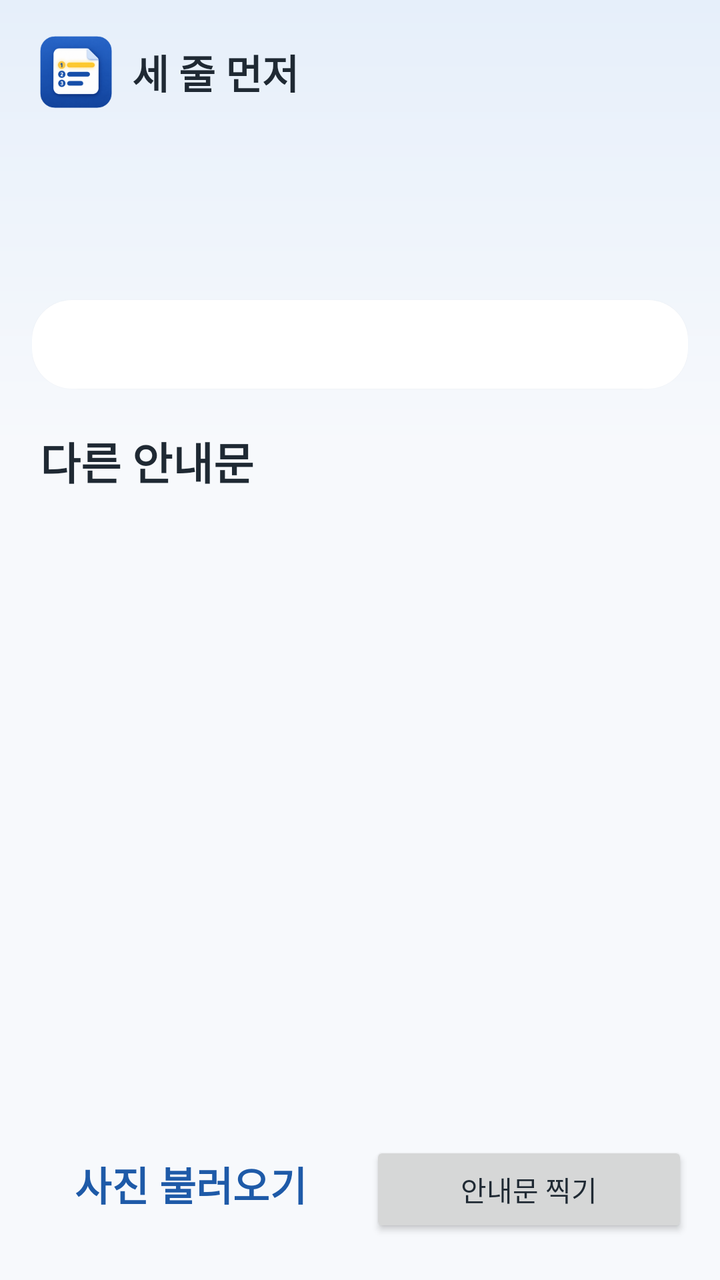
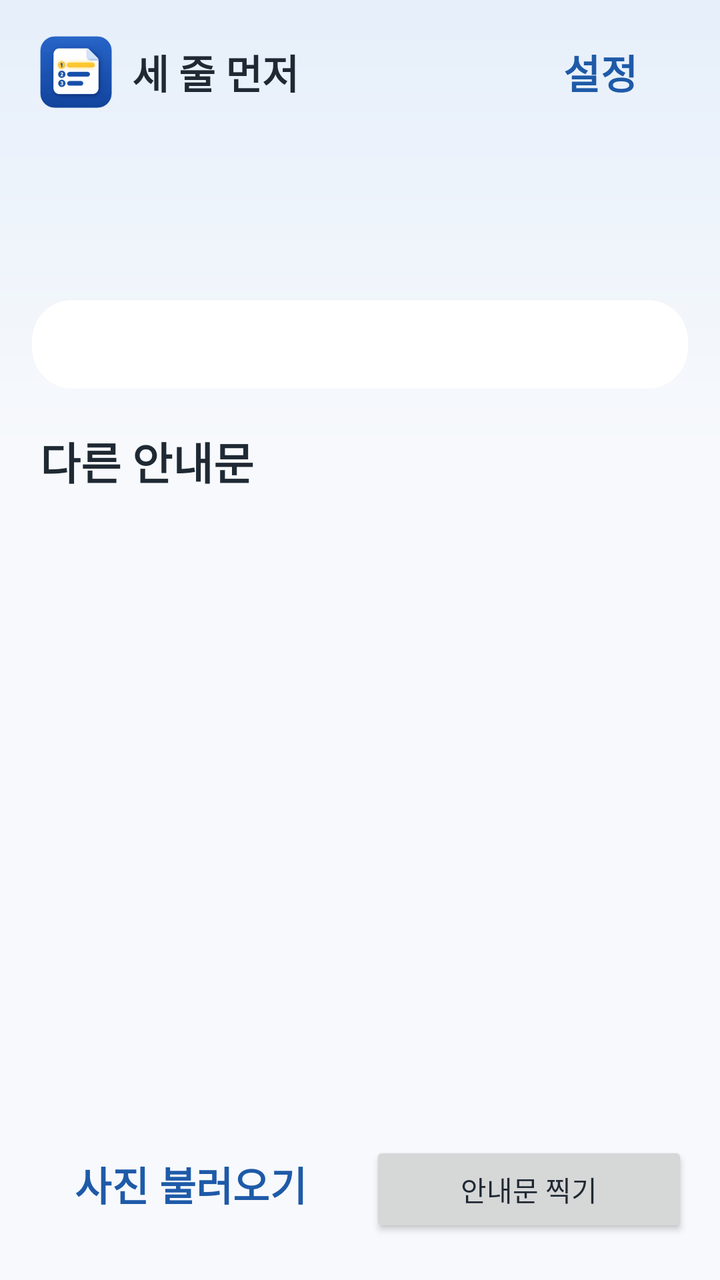

Before-and-after screenshots of an Android layout around one commit, followed by the original layout XML and the change that was made.
<!-- AndroidManifest.xml: application theme Theme.ThreeLinesFirst -->
<!-- res/layout/activity_main.xml -->
<?xml version="1.0" encoding="utf-8"?>
<LinearLayout xmlns:android="http://schemas.android.com/apk/res/android"
    xmlns:app="http://schemas.android.com/apk/res-auto"
    xmlns:tools="http://schemas.android.com/tools"
    android:id="@+id/main"
    android:layout_width="match_parent"
    android:layout_height="match_parent"
    android:background="@drawable/bg_screen"
    android:orientation="vertical"
    tools:context=".ui.MainActivity">

    <androidx.core.widget.NestedScrollView
        android:layout_width="match_parent"
        android:layout_height="0dp"
        android:layout_weight="1">

        <LinearLayout
            android:layout_width="match_parent"
            android:layout_height="wrap_content"
            android:orientation="vertical"
            android:paddingHorizontal="16dp"
            android:paddingTop="12dp"
            android:paddingBottom="16dp">

            <TextView
                android:layout_width="wrap_content"
                android:layout_height="wrap_content"
                android:drawablePadding="10dp"
                android:gravity="center_vertical"
                android:minHeight="@dimen/touch_min"
                android:paddingHorizontal="4dp"
                android:text="@string/app_name"
                android:textColor="@color/ink"
                android:textSize="@dimen/text_body"
                android:textStyle="bold"
                app:drawableStartCompat="@drawable/ic_logo" />

            <TextView
                android:id="@+id/txtGreeting"
                style="@style/Body"
                android:layout_marginTop="12dp"
                android:paddingHorizontal="4dp"
                android:textColor="@color/sub" />

            <TextView
                android:id="@+id/txtHeadline"
                android:layout_width="match_parent"
                android:layout_height="wrap_content"
                android:layout_marginTop="2dp"
                android:accessibilityHeading="true"
                android:lineSpacingExtra="2dp"
                android:paddingHorizontal="4dp"
                android:textColor="@color/ink"
                android:textSize="@dimen/text_title"
                android:textStyle="bold"
                tools:targetApi="28" />

            
            <com.google.android.material.card.MaterialCardView
                android:id="@+id/heroCard"
                android:layout_width="match_parent"
                android:layout_height="wrap_content"
                android:layout_marginTop="16dp"
                android:clickable="true"
                android:focusable="true"
                android:visibility="gone"
                app:cardCornerRadius="26dp"
                app:cardElevation="6dp">

                <LinearLayout
                    android:layout_width="match_parent"
                    android:layout_height="wrap_content"
                    android:background="@drawable/bg_hero"
                    android:orientation="vertical"
                    android:padding="20dp">

                    <TextView
                        android:layout_width="wrap_content"
                        android:layout_height="wrap_content"
                        android:background="@drawable/bg_pill_glass"
                        android:paddingHorizontal="12dp"
                        android:paddingVertical="4dp"
                        android:text="@string/hero_label"
                        android:textColor="@color/on_accent"
                        android:textSize="18sp"
                        android:textStyle="bold" />

                    <TextView
                        android:id="@+id/txtHeroTitle"
                        android:layout_width="match_parent"
                        android:layout_height="wrap_content"
                        android:layout_marginTop="10dp"
                        android:lineSpacingExtra="2dp"
                        android:textColor="@color/on_accent"
                        android:textSize="@dimen/text_summary"
                        android:textStyle="bold" />

                    <TextView
                        android:id="@+id/txtHeroWhen"
                        android:layout_width="match_parent"
                        android:layout_height="wrap_content"
                        android:layout_marginTop="4dp"
                        android:textColor="@color/on_accent"
                        android:textSize="@dimen/text_body" />

                    <TextView
                        android:layout_width="wrap_content"
                        android:layout_height="wrap_content"
                        android:layout_marginTop="14dp"
                        android:background="@drawable/bg_pill"
                        android:drawablePadding="4dp"
                        android:gravity="center_vertical"
                        android:importantForAccessibility="no"
                        android:minHeight="@dimen/touch_min"
                        android:paddingStart="18dp"
                        android:paddingEnd="12dp"
                        android:text="@string/hero_open"
                        android:textColor="@color/accent_text"
                        android:textSize="@dimen/text_body"
                        android:textStyle="bold"
                        app:drawableEndCompat="@drawable/ic_chevron_right"
                        app:drawableTint="@color/accent_text" />
                </LinearLayout>
            </com.google.android.material.card.MaterialCardView>

            
            <LinearLayout
                android:id="@+id/counts"
                android:layout_width="match_parent"
                android:layout_height="wrap_content"
                android:layout_marginTop="14dp"
                android:background="@drawable/bg_card"
                android:elevation="1dp"
                android:orientation="horizontal"
                android:paddingVertical="10dp">

                <TextView
                    android:id="@+id/txtCountUrgent"
                    android:layout_width="0dp"
                    android:layout_height="wrap_content"
                    android:layout_weight="1"
                    android:gravity="center"
                    android:textColor="@color/sub"
                    android:textSize="18sp" />

                <TextView
                    android:id="@+id/txtCountActive"
                    android:layout_width="0dp"
                    android:layout_height="wrap_content"
                    android:layout_weight="1"
                    android:gravity="center"
                    android:textColor="@color/sub"
                    android:textSize="18sp" />

                <TextView
                    android:id="@+id/txtCountPassed"
                    android:layout_width="0dp"
                    android:layout_height="wrap_content"
                    android:layout_weight="1"
                    android:gravity="center"
                    android:textColor="@color/sub"
                    android:textSize="18sp" />
            </LinearLayout>

            <TextView
                android:id="@+id/txtOthers"
                style="@style/Heading"
                android:layout_marginBottom="0dp"
                android:text="@string/list_others" />

            <androidx.recyclerview.widget.RecyclerView
                android:id="@+id/noticeList"
                android:layout_width="match_parent"
                android:layout_height="wrap_content"
                android:clipToPadding="false"
                android:nestedScrollingEnabled="false"
                android:paddingHorizontal="2dp"
                android:paddingBottom="4dp" />

            <TextView
                android:id="@+id/txtEmpty"
                style="@style/Body"
                android:layout_marginTop="40dp"
                android:gravity="center"
                android:text="@string/empty_list"
                android:visibility="gone" />
        </LinearLayout>
    </androidx.core.widget.NestedScrollView>

    <LinearLayout
        android:layout_width="match_parent"
        android:layout_height="wrap_content"
        android:orientation="horizontal"
        android:paddingHorizontal="16dp"
        android:paddingTop="8dp"
        android:paddingBottom="16dp">

        <Button
            android:id="@+id/btnImport"
            style="@style/Button.Light"
            android:layout_width="0dp"
            android:layout_height="wrap_content"
            android:layout_weight="1"
            android:text="@string/import_photo"
            app:icon="@drawable/ic_photo" />

        <Button
            android:id="@+id/btnCapture"
            android:layout_width="0dp"
            android:layout_height="wrap_content"
            android:layout_marginStart="10dp"
            android:layout_weight="1"
            android:text="@string/capture_notice"
            app:icon="@drawable/ic_camera" />
    </LinearLayout>

</LinearLayout>
<!-- resources referenced by this layout -->
<resources>
  <color name="accent_text">#1E5AA8</color>
  <color name="ink">#1F2933</color>
  <color name="on_accent">#FFFFFF</color>
  <color name="sub">#5B6470</color>
  <dimen name="text_body">20sp</dimen>
  <dimen name="text_summary">22sp</dimen>
  <dimen name="text_title">26sp</dimen>
  <dimen name="touch_min">48dp</dimen>
  <!-- drawable bg_card (drawable) -->
  <shape xmlns:android="http://schemas.android.com/apk/res/android">
      <solid android:color="@color/surface" />
      <corners android:radius="20dp" />
  </shape>
  <!-- drawable bg_hero (drawable) -->
  <shape xmlns:android="http://schemas.android.com/apk/res/android">
      <gradient
          android:angle="315"
          android:endColor="@color/hero_end"
          android:startColor="@color/accent" />
  </shape>
  <!-- drawable bg_pill (drawable) -->
  <shape xmlns:android="http://schemas.android.com/apk/res/android">
      <solid android:color="@color/surface" />
      <corners android:radius="999dp" />
  </shape>
  <!-- drawable bg_pill_glass (drawable) -->
  <shape xmlns:android="http://schemas.android.com/apk/res/android">
      <solid android:color="#33FFFFFF" />
      <corners android:radius="999dp" />
  </shape>
  <!-- drawable bg_screen (drawable) -->
  <shape xmlns:android="http://schemas.android.com/apk/res/android">
      <gradient
          android:angle="270"
          android:centerColor="@color/bg"
          android:centerY="0.35"
          android:endColor="@color/bg"
          android:startColor="@color/bg_top" />
  </shape>
  <string name="app_name">세 줄 먼저</string>
  <string name="capture_notice">안내문 찍기</string>
  <string name="empty_list">아직 찍은 안내문이 없어요.\n아래 버튼을 눌러 안내문을 찍어 보세요.</string>
  <string name="hero_label">가장 먼저 챙길 일</string>
  <string name="hero_open">바로 보기</string>
  <string name="import_photo">사진 불러오기</string>
  <string name="list_others">다른 안내문</string>
  <style name="Theme.ThreeLinesFirst" parent="Base.Theme.ThreeLinesFirst" />
  <color name="surface">#FFFFFF</color>
  <color name="hero_end">#3B8FC4</color>
  <color name="accent">#1E5AA8</color>
  <color name="bg">#F7F9FC</color>
  <color name="bg_top">#E6EFFA</color>
  <color name="body">#4A5563</color>
  <dimen name="text_heading">22sp</dimen>
  <style name="Card" parent="Widget.Material3.CardView.Elevated">
          <item name="cardBackgroundColor">@color/surface</item>
          <item name="cardCornerRadius">22dp</item>
          <item name="cardElevation">2dp</item>
      </style>
  <!-- unchanged entries left out for length: 9 -->
</resources>

<!-- the commit's change to res/layout/activity_main.xml (unified diff, before → after) -->
@@ -22,18 +22,42 @@
             android:paddingTop="12dp"
             android:paddingBottom="16dp">
 
-            <TextView
-                android:layout_width="wrap_content"
-                android:layout_height="wrap_content"
-                android:drawablePadding="10dp"
+            <LinearLayout
+                android:layout_width="match_parent"
+                android:layout_height="wrap_content"
                 android:gravity="center_vertical"
-                android:minHeight="@dimen/touch_min"
-                android:paddingHorizontal="4dp"
-                android:text="@string/app_name"
-                android:textColor="@color/ink"
-                android:textSize="@dimen/text_body"
-                android:textStyle="bold"
-                app:drawableStartCompat="@drawable/ic_logo" />
+                android:orientation="horizontal">
+
+                <TextView
+                    android:layout_width="0dp"
+                    android:layout_height="wrap_content"
+                    android:layout_weight="1"
+                    android:drawablePadding="10dp"
+                    android:gravity="center_vertical"
+                    android:minHeight="@dimen/touch_min"
+                    android:paddingHorizontal="4dp"
+                    android:text="@string/app_name"
+                    android:textColor="@color/ink"
+                    android:textSize="@dimen/text_body"
+                    android:textStyle="bold"
+                    app:drawableStartCompat="@drawable/ic_logo" />
+
+                
+                <Button
+                    android:id="@+id/btnSettings"
+                    style="@style/Widget.Material3.Button.TextButton"
+                    android:layout_width="wrap_content"
+                    android:layout_height="wrap_content"
+                    android:minHeight="@dimen/touch_min"
+                    android:text="@string/settings_title"
+                    android:textColor="@color/accent_text"
+                    android:textSize="@dimen/text_body"
+                    android:textStyle="bold"
+                    app:icon="@drawable/ic_settings"
+                    app:iconPadding="6dp"
+                    app:iconSize="24dp"
+                    app:iconTint="@color/accent_text" />
+            </LinearLayout>
 
             <TextView
                 android:id="@+id/txtGreeting"
<!-- resource entries referenced after the edit -->
@@ -39,6 +39,16 @@
           android:endColor="@color/bg"
           android:startColor="@color/bg_top" />
   </shape>
+  <!-- drawable ic_settings (drawable) -->
+  <vector xmlns:android="http://schemas.android.com/apk/res/android"
+      android:width="24dp"
+      android:height="24dp"
+      android:viewportWidth="24"
+      android:viewportHeight="24">
+      <path
+          android:fillColor="@color/accent_text"
+          android:pathData="M19.14,12.94c0.04,-0.3 0.06,-0.61 0.06,-0.94c0,-0.32 -0.02,-0.64 -0.07,-0.94l2.03,-1.58c0.18,-0.14 0.23,-0.41 0.12,-0.61l-1.92,-3.32c-0.12,-0.22 -0.37,-0.29 -0.59,-0.22l-2.39,0.96c-0.5,-0.38 -1.03,-0.7 -1.62,-0.94L14.4,2.81c-0.04,-0.24 -0.24,-0.41 -0.48,-0.41h-3.84c-0.24,0 -0.43,0.17 -0.47,0.41L9.25,5.35C8.66,5.59 8.12,5.92 7.63,6.29L5.24,5.33c-0.22,-0.08 -0.47,0 -0.59,0.22L2.74,8.87C2.62,9.08 2.66,9.34 2.86,9.48l2.03,1.58C4.84,11.36 4.8,11.69 4.8,12s0.02,0.64 0.07,0.94l-2.03,1.58c-0.18,0.14 -0.23,0.41 -0.12,0.61l1.92,3.32c0.12,0.22 0.37,0.29 0.59,0.22l2.39,-0.96c0.5,0.38 1.03,0.7 1.62,0.94l0.36,2.54c0.05,0.24 0.24,0.41 0.48,0.41h3.84c0.24,0 0.44,-0.17 0.47,-0.41l0.36,-2.54c0.59,-0.24 1.13,-0.56 1.62,-0.94l2.39,0.96c0.22,0.08 0.47,0 0.59,-0.22l1.92,-3.32c0.12,-0.22 0.07,-0.47 -0.12,-0.61L19.14,12.94zM12,15.6c-1.98,0 -3.6,-1.62 -3.6,-3.6s1.62,-3.6 3.6,-3.6s3.6,1.62 3.6,3.6S13.98,15.6 12,15.6z" />
+  </vector>
   <string name="app_name">세 줄 먼저</string>
   <string name="capture_notice">안내문 찍기</string>
   <string name="empty_list">아직 찍은 안내문이 없어요.\n아래 버튼을 눌러 안내문을 찍어 보세요.</string>
@@ -46,6 +56,7 @@
   <string name="hero_open">바로 보기</string>
   <string name="import_photo">사진 불러오기</string>
   <string name="list_others">다른 안내문</string>
+  <string name="settings_title">설정</string>
   <style name="Theme.ThreeLinesFirst" parent="Base.Theme.ThreeLinesFirst" />
   <color name="surface">#FFFFFF</color>
   <color name="hero_end">#3B8FC4</color>
